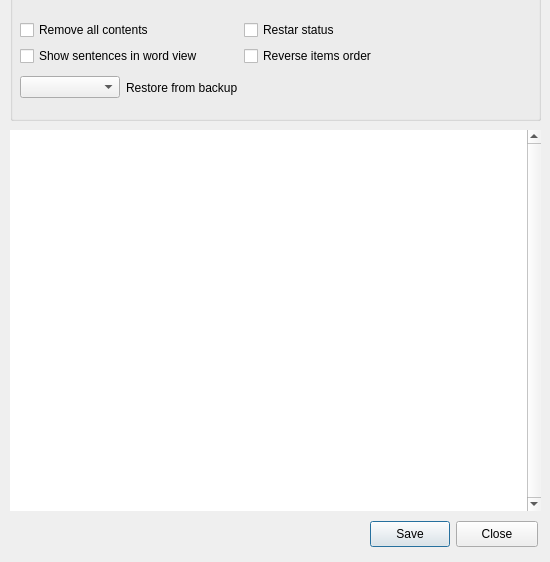
First picture: the form in src/dlg_edittpc.ui, repository robinpalat/idiomindQt, before the edit.
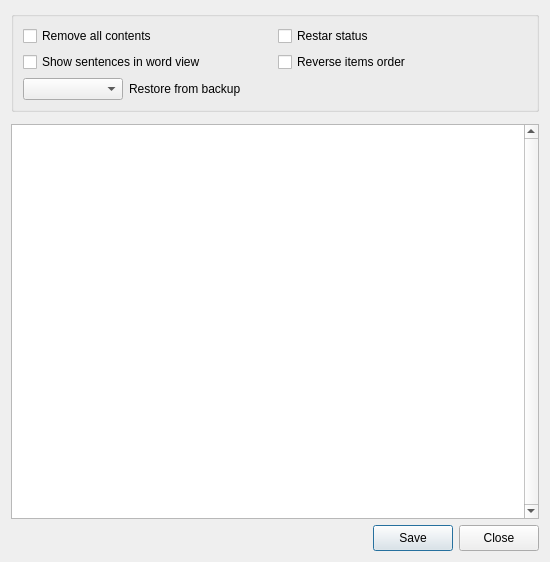
Second picture: the form after the edit. Icons and pictures are not drawn.

Patch:
```diff
--- a/src/dlg_edittpc.ui
+++ b/src/dlg_edittpc.ui
@@ -13,13 +13,13 @@
   <property name="minimumSize">
    <size>
     <width>550</width>
-    <height>562</height>
+    <height>560</height>
    </size>
   </property>
   <property name="maximumSize">
    <size>
-    <width>550</width>
-    <height>562</height>
+    <width>16777215</width>
+    <height>16777215</height>
    </size>
   </property>
   <property name="windowTitle">
@@ -29,27 +29,19 @@
    <iconset resource="../res.qrc">
     <normaloff>:/images/idiomind.png</normaloff>:/images/idiomind.png</iconset>
   </property>
+  <layout class="QGridLayout" name="gridLayout_2">
+   <item row="0" column="0">
   <widget class="QGroupBox" name="groupBox">
-   <property name="geometry">
-    <rect>
-     <x>10</x>
-     <y>-10</y>
-     <width>531</width>
-     <height>131</height>
-    </rect>
+     <property name="font">
+      <font>
+       <pointsize>9</pointsize>
+      </font>
    </property>
    <property name="title">
     <string/>
    </property>
-   <widget class="QWidget" name="layoutWidget">
-    <property name="geometry">
-     <rect>
-      <x>10</x>
-      <y>30</y>
-      <width>441</width>
-      <height>83</height>
-     </rect>
-    </property>
+     <layout class="QGridLayout" name="gridLayout">
+      <item row="0" column="0">
     <layout class="QVBoxLayout" name="verticalLayout_4">
      <item>
       <layout class="QGridLayout" name="gridLayout_4">
@@ -108,18 +100,25 @@
       </layout>
      </item>
     </layout>
-   </widget>
-  </widget>
-  <widget class="QWidget" name="layoutWidget">
-   <property name="geometry">
-    <rect>
-     <x>370</x>
-     <y>520</y>
-     <width>168</width>
-     <height>28</height>
-    </rect>
-   </property>
+      </item>
+     </layout>
+    </widget>
+   </item>
+   <item row="4" column="0">
    <layout class="QHBoxLayout" name="horizontalLayout">
+     <item>
+      <spacer name="horizontalSpacer">
+       <property name="orientation">
+        <enum>Qt::Horizontal</enum>
+       </property>
+       <property name="sizeHint" stdset="0">
+        <size>
+         <width>40</width>
+         <height>20</height>
+        </size>
+       </property>
+      </spacer>
+     </item>
     <item>
      <widget class="QPushButton" name="pushButton_save_edits">
       <property name="minimumSize">
@@ -153,16 +152,11 @@
      </widget>
     </item>
    </layout>
-  </widget>
+   </item>
+   <item row="2" column="0">
+    <layout class="QVBoxLayout" name="verticalLayout">
+     <item>
   <widget class="QTableWidget" name="tableWidget_edit">
-   <property name="geometry">
-    <rect>
-     <x>10</x>
-     <y>130</y>
-     <width>531</width>
-     <height>381</height>
-    </rect>
-   </property>
    <property name="cursor" stdset="0">
     <cursorShape>ArrowCursor</cursorShape>
    </property>
@@ -173,7 +167,10 @@
     <string>&lt;html&gt;&lt;head/&gt;&lt;body&gt;&lt;p&gt;Drag an drop to mave items&lt;/p&gt;&lt;/body&gt;&lt;/html&gt;</string>
    </property>
    <property name="frameShape">
-    <enum>QFrame::NoFrame</enum>
+        <enum>QFrame::StyledPanel</enum>
+       </property>
+       <property name="frameShadow">
+        <enum>QFrame::Plain</enum>
    </property>
    <property name="verticalScrollBarPolicy">
     <enum>Qt::ScrollBarAlwaysOn</enum>
@@ -200,7 +197,7 @@
     <enum>Qt::IgnoreAction</enum>
    </property>
    <property name="alternatingRowColors">
-    <bool>true</bool>
+        <bool>false</bool>
    </property>
    <property name="selectionMode">
     <enum>QAbstractItemView::SingleSelection</enum>
@@ -215,6 +212,26 @@
     <bool>false</bool>
    </attribute>
   </widget>
+     </item>
+    </layout>
+   </item>
+   <item row="1" column="0">
+    <spacer name="verticalSpacer">
+     <property name="orientation">
+      <enum>Qt::Vertical</enum>
+     </property>
+     <property name="sizeType">
+      <enum>QSizePolicy::Fixed</enum>
+     </property>
+     <property name="sizeHint" stdset="0">
+      <size>
+       <width>20</width>
+       <height>6</height>
+      </size>
+     </property>
+    </spacer>
+   </item>
+  </layout>
  </widget>
  <resources>
   <include location="../res.qrc"/>
```
Left out of the diff: 2 changed lines with no effect on the pictures. Lines whose indentation alone changed are shown as unchanged.
